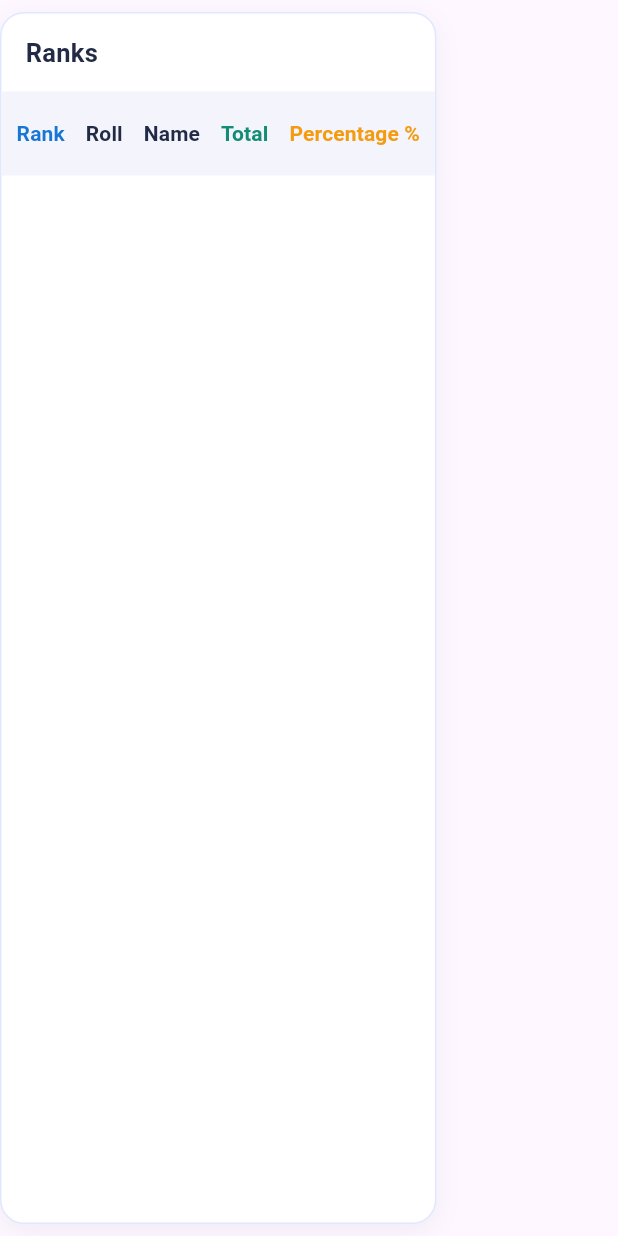
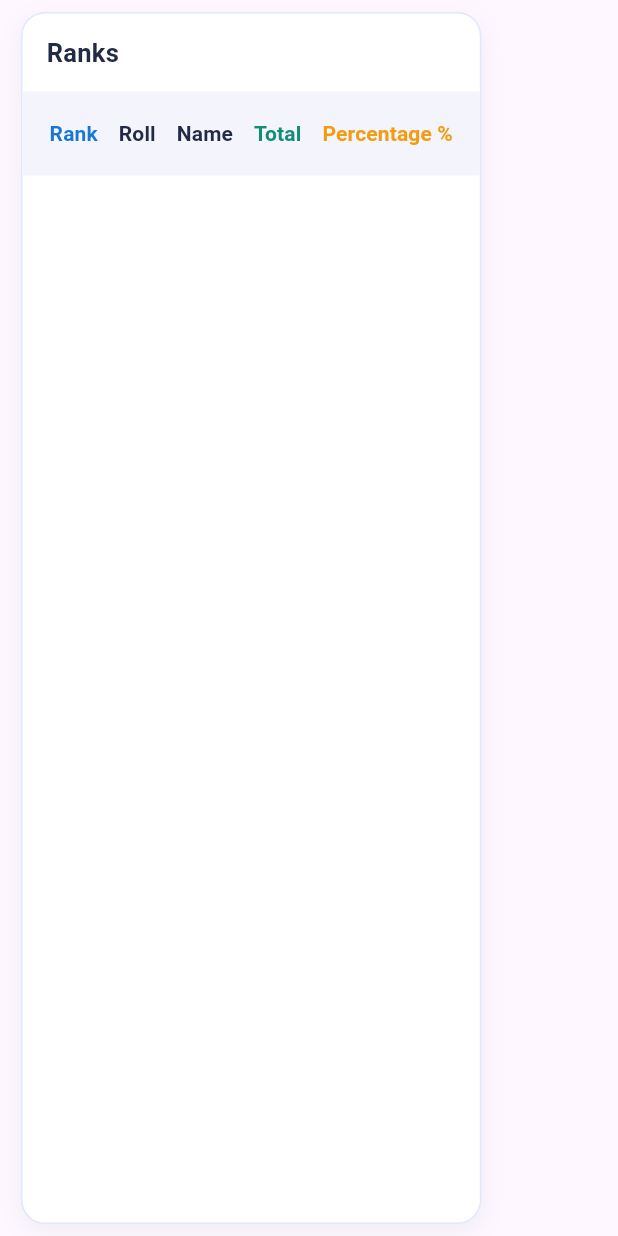
Before and after one commit to gexx123/eduapp, a Flutter app: the RanksCard widget shown alone on an empty page, opened directly with empty values, on a phone screen of 412 x 824 dp. Run offline on Flutter 3.47's test engine with Material 3 defaults, Android fonts, the light colour scheme and no system bars; our stand-ins replace cloud_firestore, dropdown_search, firebase_auth, firebase_core, flutter_riverpod, pdf and 2 more; missing offline and left inert: dart:html; accounts and stored records are empty.

Commit message:
improved the ui of view report page

```diff
--- a/lib/widgets/marks_report/ranks_card.dart
+++ b/lib/widgets/marks_report/ranks_card.dart
@@ -12,7 +12,7 @@ class RanksCard extends StatelessWidget {
   Widget build(BuildContext context) {
     final isMobile = MediaQuery.of(context).size.width < 600;
     return Padding(
-      padding: EdgeInsets.symmetric(vertical: isMobile ? 8 : 16),
+      padding: EdgeInsets.only(left: isMobile ? 14 : 0, right: 0, top: isMobile ? 8 : 16, bottom: isMobile ? 8 : 16),
       child: Container(
         decoration: BoxDecoration(
           color: Colors.white,
@@ -46,7 +46,7 @@ class RanksCard extends StatelessWidget {
               child: DataTable(
                 headingRowColor: MaterialStateProperty.all(Color(0xFFF4F4FD)),
                 columnSpacing: isMobile ? 14 : 32,
-                horizontalMargin: isMobile ? 10 : 28,
+                horizontalMargin: isMobile ? 18 : 28,
                 columns: [
                   DataColumn(label: Text('Rank', style: TextStyle(fontWeight: FontWeight.w700, color: Color(0xFF1976D2)) )),
                   DataColumn(label: Text('Roll', style: TextStyle(fontWeight: FontWeight.w700, color: Color(0xFF222B45)) )),
--- a/lib/widgets/marks_report/subject_ranking_card.dart
+++ b/lib/widgets/marks_report/subject_ranking_card.dart
@@ -12,7 +12,7 @@ class SubjectRankingCard extends StatelessWidget {
   Widget build(BuildContext context) {
     final isMobile = MediaQuery.of(context).size.width < 600;
     return Padding(
-      padding: EdgeInsets.symmetric(vertical: isMobile ? 8 : 16),
+      padding: EdgeInsets.only(left: isMobile ? 14 : 0, right: 0, top: isMobile ? 8 : 16, bottom: isMobile ? 8 : 16),
       child: Container(
         decoration: BoxDecoration(
           color: Colors.white,
@@ -46,7 +46,7 @@ class SubjectRankingCard extends StatelessWidget {
               child: DataTable(
                 headingRowColor: MaterialStateProperty.all(Color(0xFFF4F4FD)),
                 columnSpacing: isMobile ? 14 : 32,
-                horizontalMargin: isMobile ? 10 : 28,
+                horizontalMargin: isMobile ? 18 : 28,
                 columns: [
                   DataColumn(label: Text('Rank', style: TextStyle(fontWeight: FontWeight.w700, color: Color(0xFF1976D2)) )),
                   DataColumn(label: Text('Subject', style: TextStyle(fontWeight: FontWeight.w700, color: Color(0xFF1976D2)) )),
```
Also changed, not shown: 3 other files.
